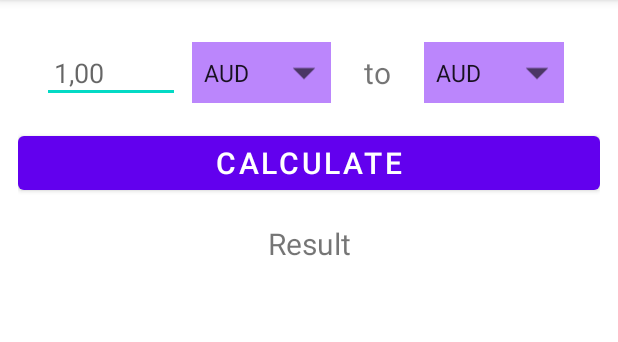
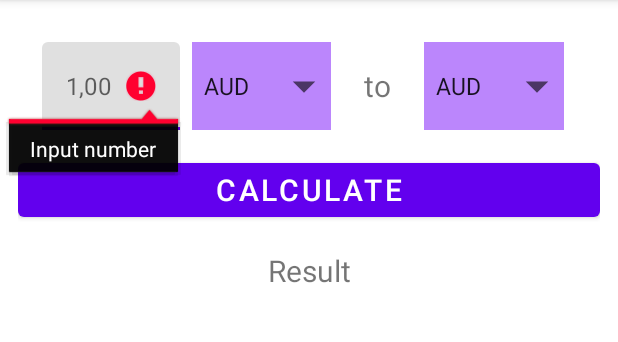
Before and after one commit to kovaccc/CurrencyConverter, an Android app: the screen it shows after launch (MainActivity), after a tap on "CALCULATE", on a phone screen of 412 x 824 dp, the part 84-426 px from its top. Run offline under Robolectric (Android 15) with nearby library versions, the phone set to English and light mode, and no system bars.

Commit message:
first stable version

```diff
--- a/app/src/main/java/com/example/currencyconverter/CurrencyViewModel.kt
+++ b/app/src/main/java/com/example/currencyconverter/CurrencyViewModel.kt
@@ -28,30 +28,51 @@ class CurrencyViewModel(private val currencyClient: CurrencyClient) : ViewModel(
 
 
     fun getCurrency(date: String) {
-        Log.d(TAG, "calculateCurrency: starts with $date")
+        Log.d(TAG, "getCurrency: starts with $date")
 
         viewModelScope.launch {
             val result =  withContext(Dispatchers.IO) {currencyClient.requestResponse(date)}
             val status = currencyClient.getDownloadStatus()
-            Log.d(TAG, "calculateCurrency:  response result is $result, and status $status")
+            Log.d(TAG, "getCurrency:  response result is $result, and status $status")
             if(status == DownloadStatus.OK) {
                 val arrayResults = convertJsonResponse(result)
                 _currentCurrenciesMLD.value = arrayResults
             }
             else {
                 // download failed
-                Log.d(TAG, "runAzureML failed with status $status. Error message is: $result")
+                Log.d(TAG, "getCurrency failed with status $status. Error message is: $result")
             }
         }
 
-        Log.d(TAG, "calculateCurrency: ends")
+        Log.d(TAG, "getCurrency: ends")
 
     }
 
 
     fun calculateCurrency(convertFrom: String, convertTo: String, value:Double) {
+        var currencyFrom: Currency? = null
+        var currencyTo: Currency? = null
+        if(convertFrom == convertTo) {
+            _currentResultMLD.value = value
 
+        }
+        else {
+            for(currency in _currentCurrenciesMLD.value!!)  {
+                if(currency.currencyCode == convertFrom) {
+                    currencyFrom = currency
+                }
+                else if (currency.currencyCode == convertTo) {
+                    currencyTo = currency
+                }
+            }
 
+            //calculation
+            //HNB in Croatia doesn't allow directly converting from euro to usd for example you need to convert it to HRK first
+            val nationalValue = value * currencyFrom?.unitValue!! * currencyFrom.buyingRate!! // bank buying convertFrom value from you that is why buyingRate
+            val result = nationalValue / currencyTo?.unitValue!! / currencyTo.sellingRate!! // bank selling convertTO value from you that is why sellingRate
+            _currentResultMLD.value = result
+
+        }
     }
 
 
--- a/app/src/main/java/com/example/currencyconverter/MainActivity.kt
+++ b/app/src/main/java/com/example/currencyconverter/MainActivity.kt
@@ -52,11 +52,16 @@ class MainActivity : AppCompatActivity() {
 //        val formatter = DateTimeFormatter.ofPattern("yyyy-MM-dd")
 //        val formattedDate = OffsetDateTime.parse(dateNow, formatter)
         Log.d(TAG, "onCreate: formatted date is $dateFormatted")
-        currencyViewModel.getCurrency(dateFormatted)
+        currencyViewModel.getCurrency(dateFormatted) // you could also put this init of ViewModel
 
 
         btnCalculate.setOnClickListener {
-            currencyViewModel.calculateCurrency(spinnerConvertFrom.selectedItem.toString(), spinnerConvertTo.selectedItem.toString(), etValueFrom.text.toString().toDouble())
+            if(etValueFrom.text?.isEmpty()!!) {
+                etValueFrom.error = getString(R.string.error_number_needed)
+            }
+            else {
+                currencyViewModel.calculateCurrency(spinnerConvertFrom.selectedItem.toString(), spinnerConvertTo.selectedItem.toString(), etValueFrom.text.toString().toDouble())
+            }
         }
 
         Log.d(TAG, "onCreate: ends")
@@ -64,6 +69,7 @@ class MainActivity : AppCompatActivity() {
     }
 
     private fun setSpinners(fillArray: ArrayList<Currency>) {
+        Log.d(TAG, "setSpinners: starts $fillArray")
         val adapterConvertFrom: ArrayAdapter<*>?
         val adapterConvertTo: ArrayAdapter<*>?
 
@@ -81,6 +87,7 @@ class MainActivity : AppCompatActivity() {
         adapterConvertTo = ArrayAdapter(this, R.layout.spinner_item, codeList)
         adapterConvertTo.setDropDownViewResource(R.layout.spinner_dropdown_item)
         spinnerConvertTo.adapter = adapterConvertTo
+        Log.d(TAG, "setSpinners: ends with  $fillArray")
     }
 
 
--- a/app/src/main/res/layout/content_main.xml
+++ b/app/src/main/res/layout/content_main.xml
@@ -27,16 +27,25 @@
             android:orientation="horizontal">
 
 
-            <EditText
-                android:id="@+id/etValueFrom"
+            <com.google.android.material.textfield.TextInputLayout
+                android:id="@+id/tiet_add_quantity"
+                android:layout_weight="2"
                 android:layout_width="0dp"
                 android:layout_height="match_parent"
-                android:inputType="numberDecimal"
-                android:layout_weight="2"
-                android:hint="@string/hint_number_from"
-                android:padding="@dimen/padding_small">
+                app:hintEnabled="false"
+                app:errorEnabled="true">
 
-            </EditText>
+                <com.google.android.material.textfield.TextInputEditText
+                    android:id="@+id/etValueFrom"
+                    android:hint="@string/hint_number_from"
+                    android:layout_width="match_parent"
+                    android:layout_height="match_parent"
+                    android:inputType="numberDecimal"
+                    android:padding="@dimen/padding_small">
+
+                </com.google.android.material.textfield.TextInputEditText>
+
+            </com.google.android.material.textfield.TextInputLayout>
 
 
             <LinearLayout
--- a/app/src/main/res/values/strings.xml
+++ b/app/src/main/res/values/strings.xml
@@ -17,6 +17,8 @@
     <string name="btn_calculate"> Calculate </string>
     <string name="text_result"> Result </string>
 
+    <string name="error_number_needed"> Input number </string>
+
     <string name="spinner_arrow_currency_content_description">Spinner Arrow for currency picking</string>
 
 
```
